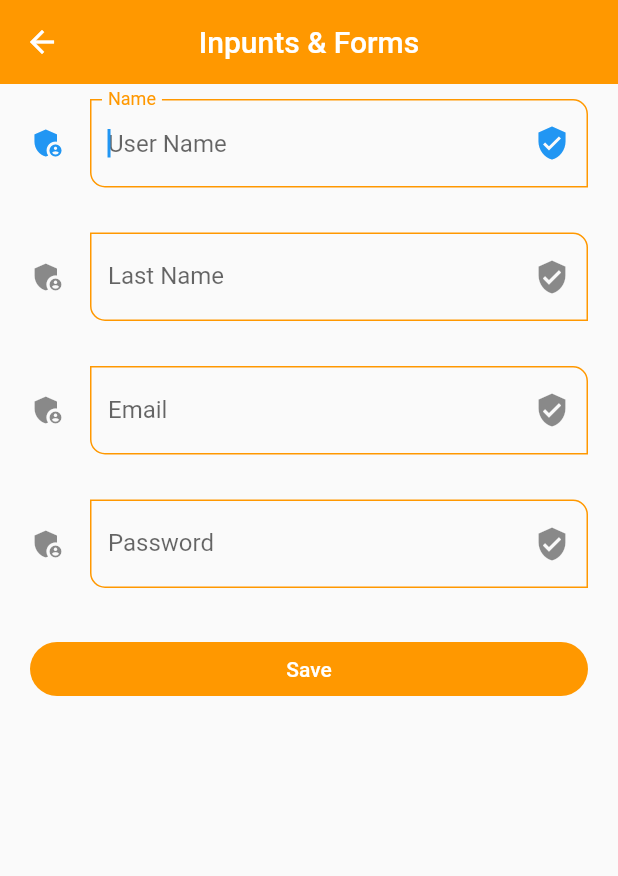
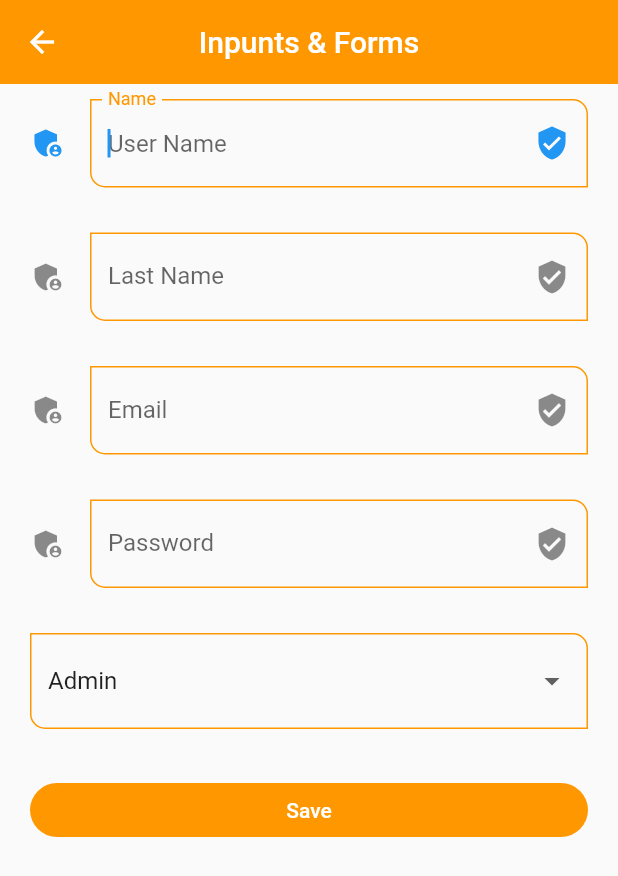
Before and after one commit to LuisRG98/widgets, a Flutter app: the InputScreen screen opened by its route, on a phone screen of 412 x 824 dp. Shown: the top 876 px of the screen. Run offline on Flutter 3.47's test engine with Material 2 defaults, Android fonts, the phone set to English and light mode, and no system bars.

Commit message:
drop down menu added

```diff
--- a/lib/screens/inputs_screen.dart
+++ b/lib/screens/inputs_screen.dart
@@ -65,6 +65,23 @@ class InputScreen extends StatelessWidget {
               const SizedBox(
                 height: 30,
               ),
+              DropdownButtonFormField<String>(
+                  value: 'Admin',
+                  items: const [
+                    DropdownMenuItem(value: 'Admin', child: Text('Admin')),
+                    DropdownMenuItem(
+                        value: 'Developer', child: Text('Developer')),
+                    DropdownMenuItem(
+                        value: 'Superuser', child: Text('Superuser')),
+                    DropdownMenuItem(
+                        value: 'Jr. Developer', child: Text('Jr. Developer')),
+                  ],
+                  onChanged: (value) {
+                    formValues['role'] = value ?? 'Admin';
+                  }),
+              const SizedBox(
+                height: 30,
+              ),
               ElevatedButton(
                 onPressed: () {
                   FocusScope.of(context).requestFocus(FocusNode());
```
